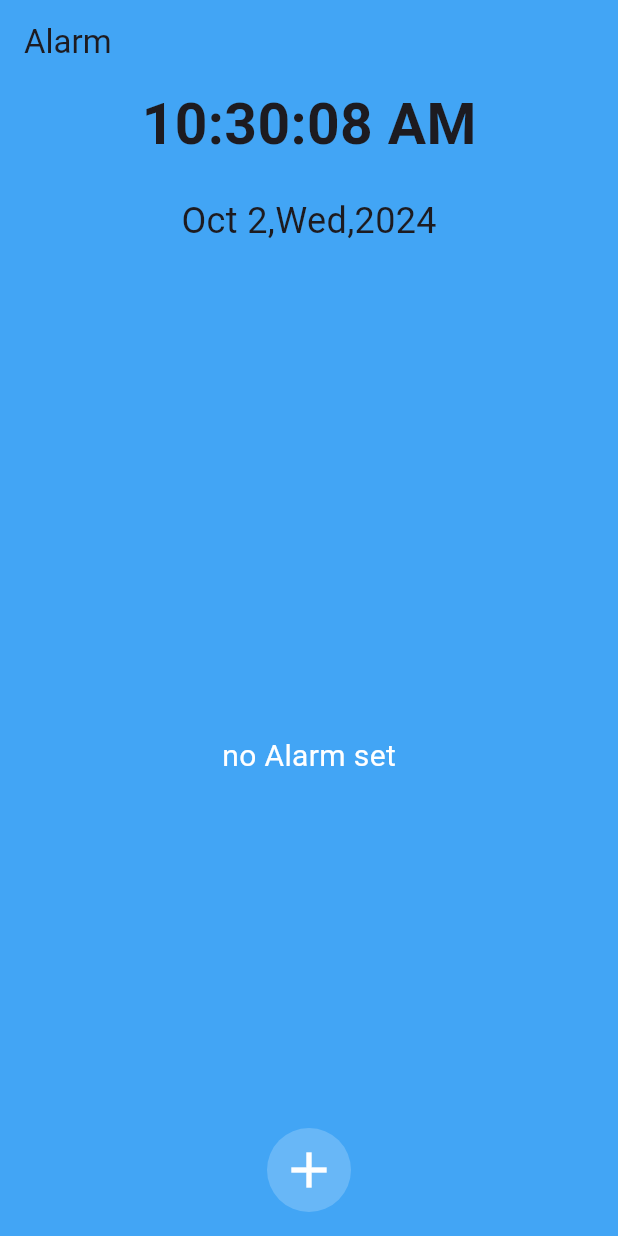
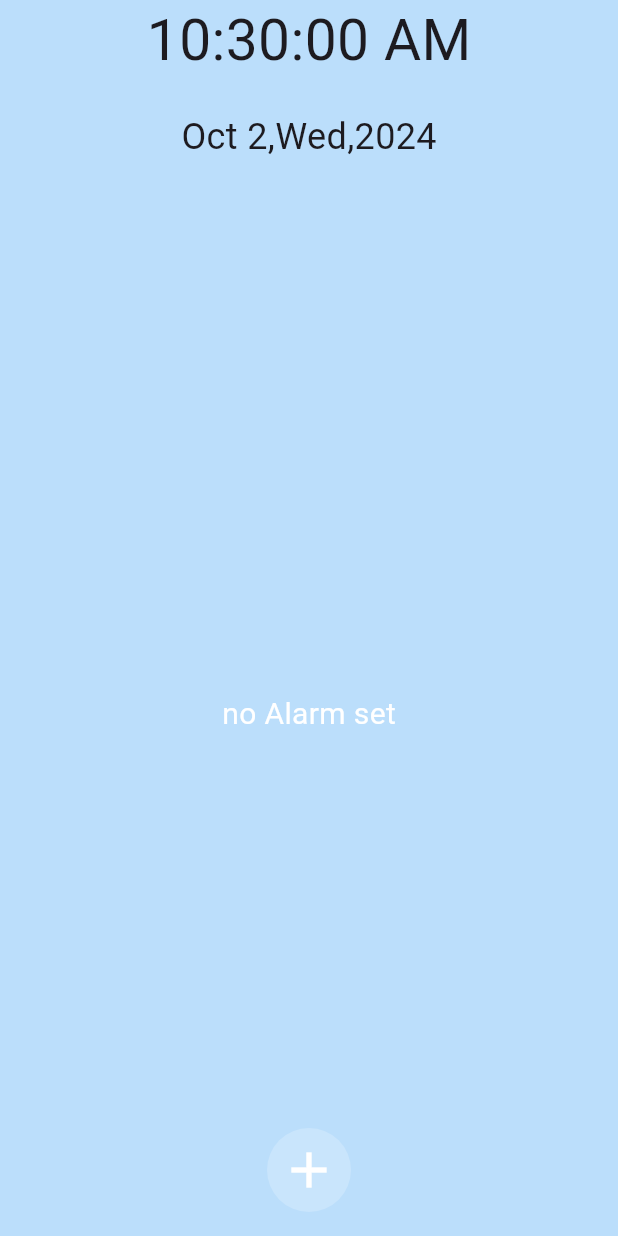
Before and after one commit to sooriyaravi/CODSOFT, a Flutter app: the Alarmpage screen opened directly, on a phone screen of 412 x 824 dp. Run offline on Flutter 3.47's test engine with Material 3 defaults, Android fonts, the phone set to English and light mode, and no system bars; our stand-ins replace google_fonts.

Commit message:
adding splash.dart

```diff
--- a/alarmapp/lib/alarmpage.dart
+++ b/alarmapp/lib/alarmpage.dart
@@ -51,17 +51,13 @@ class _AlarmpageState extends State<Alarmpage> {
   @override
   Widget build(BuildContext context) {
     return Scaffold(
-      appBar: AppBar(
-        title: Text('Alarm'),
-        backgroundColor: Colors.blue.shade400,
-      ),
-      backgroundColor: Colors.blue.shade400,
+      backgroundColor: Colors.blue.shade100,
       body: Center(
         child: Column(
           children: [
             Text(
               currentTime,
-              style: TextStyle(fontSize: 38, fontWeight: FontWeight.bold),
+              style: TextStyle(fontSize: 38, fontWeight: FontWeight.normal),
             ),
             SizedBox(
               height: 20,
--- a/alarmapp/lib/main.dart
+++ b/alarmapp/lib/main.dart
@@ -1,4 +1,5 @@
 import 'package:alarmapp/alarmpage.dart';
+import 'package:alarmapp/splash.dart';
 import 'package:flutter/material.dart';
 
 void main() {
@@ -13,7 +14,7 @@ class MyApp extends StatelessWidget {
   Widget build(BuildContext context) {
     return MaterialApp(
      debugShowCheckedModeBanner: false,
-      home: Alarmpage(),
+      home: Splash(),
     );
   }
 }
```
Also changed, not shown: alarmapp/lib/splash.dart (added, +40 -0 lines), alarmapp/assets/img/clock.jpg (added), 3 other files.
